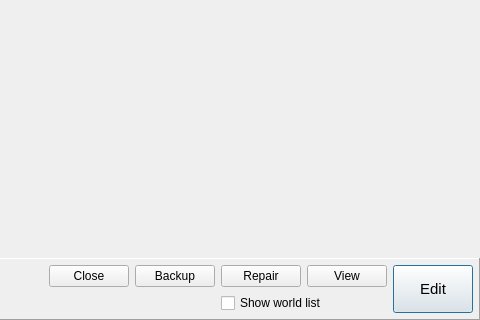
mcedit/mcedit2, file src/mcedit2/ui/world_list.ui: the form before one commit; both pictures show x 449 to 929 and y 466 to 786 of the 929 by 786 pixel window.
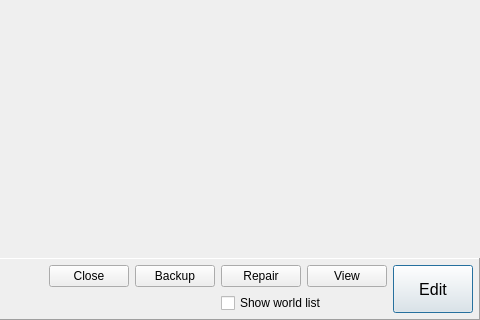
The form after the commit.

Commit message: WorldList: Tweak font size of Edit button, remove questionable properties

```diff
--- a/src/mcedit2/ui/world_list.ui
+++ b/src/mcedit2/ui/world_list.ui
@@ -261,8 +261,7 @@
          <enum>Qt::PreventContextMenu</enum>
         </property>
         <property name="styleSheet">
-         <string notr="true">font: 11pt;
-</string>
+         <string notr="true">font:12pt;</string>
         </property>
         <property name="text">
          <string>Edit</string>
```
Left out of the diff: 6 changed lines with no effect on the pictures.
